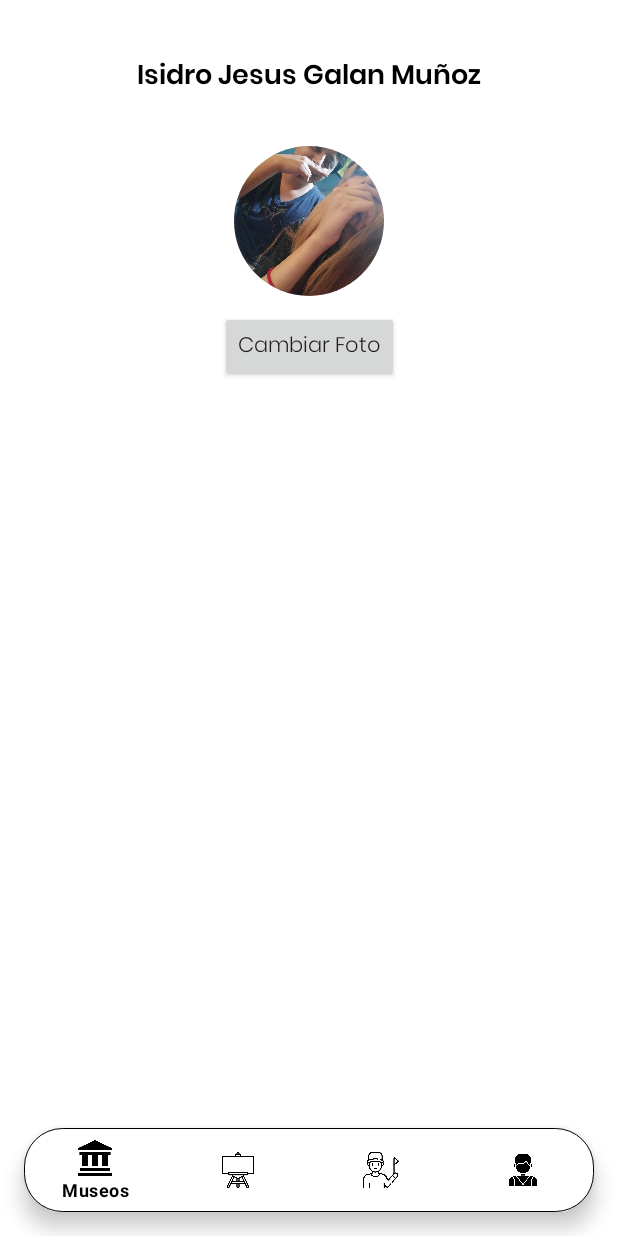
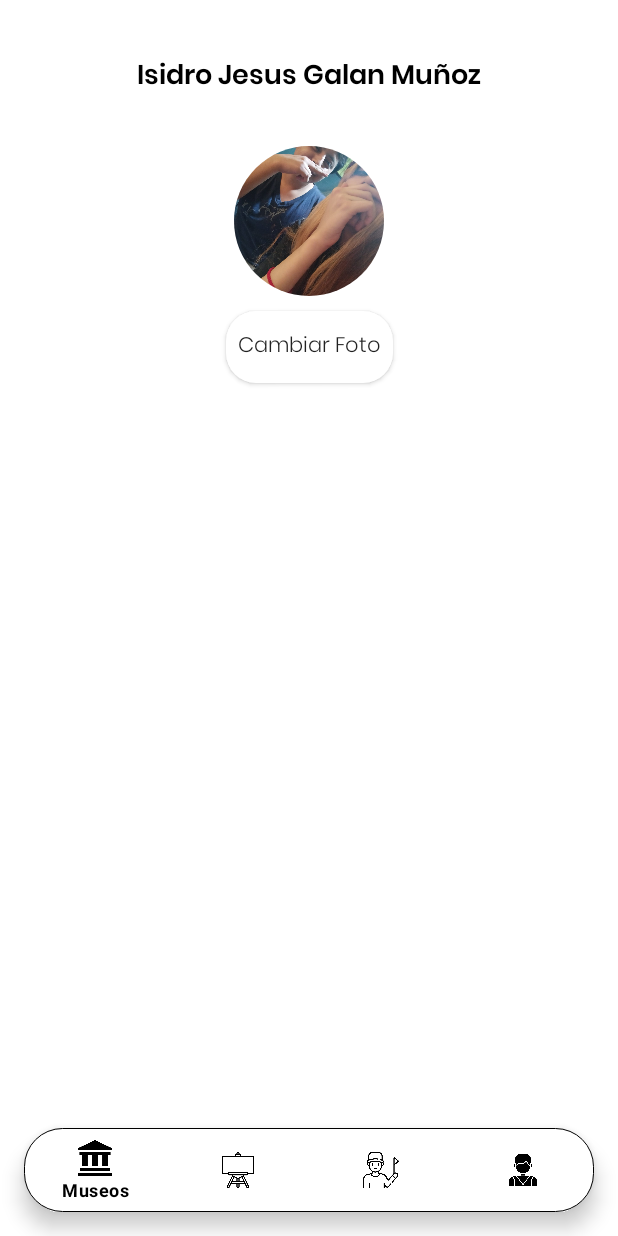
Before and after one commit to IsidroJesusGalanM/CAV, an Android app: the fragment ProfileFragment placed in its activity, on a phone screen of 412 x 824 dp. Run offline under Robolectric (Android 15) with nearby library versions, the phone set to English and light mode, and no system bars; our stand-ins replace CircleImageView.

Commit message:
update view

```diff
--- a/app/src/main/res/layout/fragment_profile.xml
+++ b/app/src/main/res/layout/fragment_profile.xml
@@ -35,13 +35,10 @@
         android:layout_marginTop="10dp"
         android:text="Cambiar Foto"
         android:fontFamily="@font/poppins_light"
+        android:background="@drawable/change_user_image"
+        android:elevation="20dp"
+        android:padding="8dp"
         android:layout_width="wrap_content"
         android:layout_height="wrap_content"/>
 
-
-
-
-
-
-
 </androidx.constraintlayout.widget.ConstraintLayout>
```
